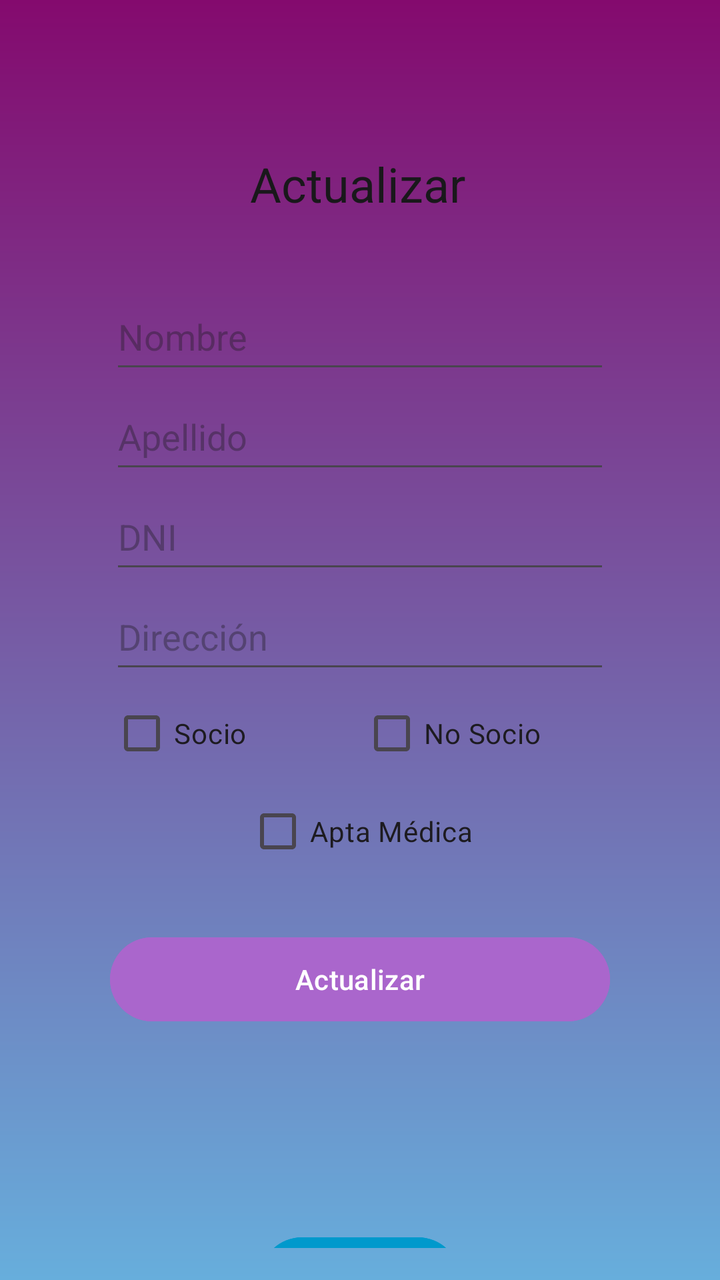
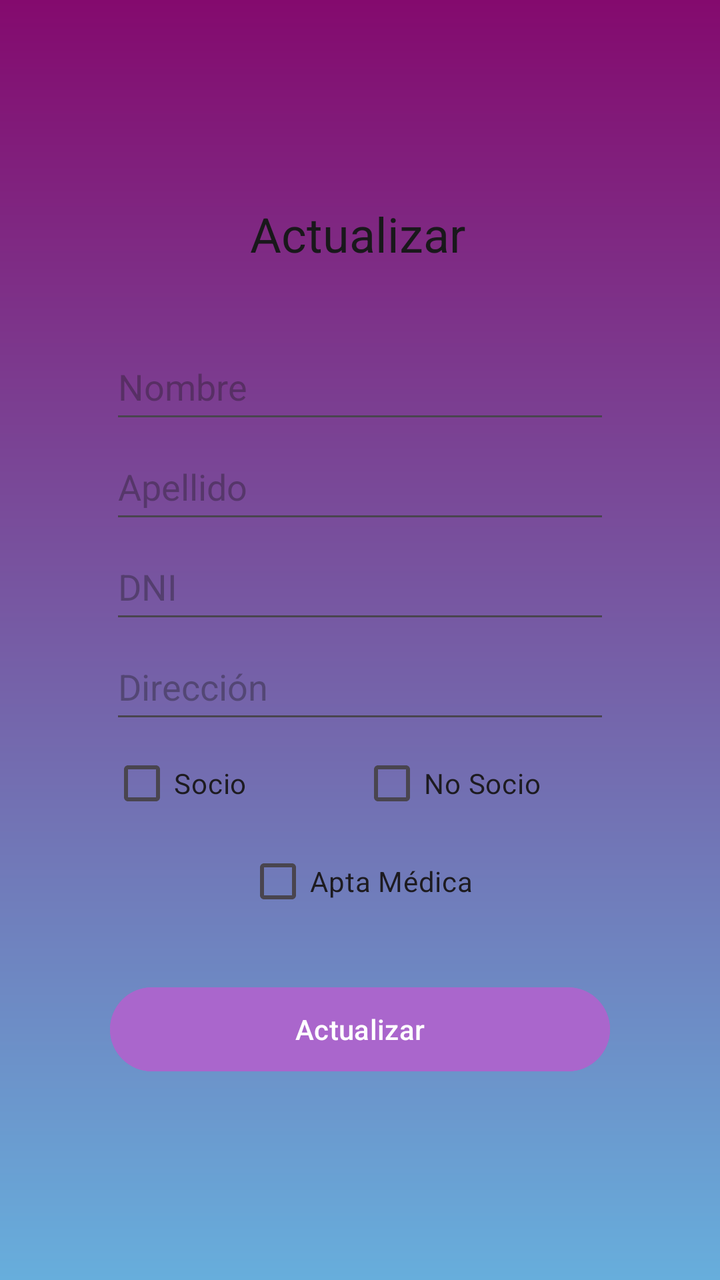

Compare the two renders of this Android layout. The source of the first and the diff that turns it into the second are given below.
<!-- AndroidManifest.xml: application theme Theme.ClubDeportivo -->
<!-- res/layout/activity_register_update.xml -->
<?xml version="1.0" encoding="utf-8"?>
<LinearLayout xmlns:android="http://schemas.android.com/apk/res/android"
    android:layout_width="match_parent"
    android:layout_height="match_parent"
    android:orientation="vertical"
    android:padding="16dp"
    android:background="@drawable/gradient_background"
    android:gravity="center">

    <TextView
        android:id="@+id/titleText"
        android:text="Actualizar"
        android:textSize="24sp"
        android:textColor="#19181B"
        android:layout_marginBottom="16dp"
        android:layout_marginTop="100dp"
        android:layout_width="110dp"
        android:layout_height="50dp"/>

    <EditText
        android:id="@+id/editTextNombre"
        android:hint="Nombre"
        android:layout_width="250dp"
        android:layout_height="50dp" />
    <EditText
        android:id="@+id/editTextApellido"
        android:hint="Apellido"
        android:layout_width="250dp"
        android:layout_height="50dp" />
    <EditText
        android:id="@+id/editTextDNI"
        android:hint="DNI"
        android:layout_width="250dp"
        android:layout_height="50dp" />
    <EditText
        android:id="@+id/editTextDireccion"
        android:hint="Dirección"
        android:layout_width="250dp"
        android:layout_height="50dp" />

    <LinearLayout
        android:layout_width="250dp"
        android:layout_height="wrap_content"
        android:orientation="horizontal">
        <CheckBox
            android:id="@+id/checkSocio"
            android:text="Socio"
            android:layout_weight="1"
            android:layout_width="250dp"
            android:layout_height="50dp"/>
        <CheckBox
            android:id="@+id/checkNoSocio"
            android:text="No Socio"
            android:layout_weight="1"
            android:layout_width="250dp"
            android:layout_height="50dp"/>
    </LinearLayout>

    <CheckBox
        android:id="@+id/checkAptaMedica"
        android:text="Apta Médica"
        android:layout_width="wrap_content"
        android:layout_height="wrap_content"
        android:layout_marginBottom="25dp"/>

    <Button
        android:id="@+id/btnGuardar"
        android:text="Actualizar"
        android:layout_width="250dp"
        android:layout_height="50dp"
        android:layout_marginBottom="100dp"
        android:backgroundTint="@android:color/holo_purple" />

    <Button
        android:id="@+id/btnVolver"
        android:text="Volver"
        android:layout_width="100dp"
        android:layout_height="50dp"
        android:backgroundTint="@android:color/holo_blue_dark" />

</LinearLayout>
<!-- resources referenced by this layout -->
<resources>
  <!-- drawable gradient_background (drawable) -->
  <?xml version="1.0" encoding="utf-8"?>
  <layer-list xmlns:android="http://schemas.android.com/apk/res/android">
      <item>
          
          <shape>
              <gradient
                  android:angle="90"
                  android:startColor="#67AEDC"
                  android:centerColor="#765CA5"
                  android:endColor="#840A6E"
                  android:type="linear" />
          </shape>
      </item>
  </layer-list>
  <style name="Theme.ClubDeportivo" parent="Base.Theme.ClubDeportivo" />
  <style name="Base.Theme.ClubDeportivo" parent="Theme.Material3.DayNight.NoActionBar">
          
          
      </style>
</resources>

<!-- the commit's change to res/layout/activity_register_update.xml (unified diff, before → after) -->
@@ -2,80 +2,79 @@
 <LinearLayout xmlns:android="http://schemas.android.com/apk/res/android"
     android:layout_width="match_parent"
     android:layout_height="match_parent"
+    android:background="@drawable/gradient_background"
+    android:gravity="center"
     android:orientation="vertical"
-    android:padding="16dp"
-    android:background="@drawable/gradient_background"
-    android:gravity="center">
+    android:padding="18dp"
+    android:scrollbarDefaultDelayBeforeFade="400">
 
     <TextView
         android:id="@+id/titleText"
+        android:layout_width="110dp"
+        android:layout_height="50dp"
+        android:layout_marginTop="100dp"
+        android:layout_marginBottom="16dp"
         android:text="Actualizar"
-        android:textSize="24sp"
         android:textColor="#19181B"
-        android:layout_marginBottom="16dp"
-        android:layout_marginTop="100dp"
-        android:layout_width="110dp"
-        android:layout_height="50dp"/>
+        android:textSize="24sp" />
 
     <EditText
         android:id="@+id/editTextNombre"
-        android:hint="Nombre"
         android:layout_width="250dp"
-        android:layout_height="50dp" />
+        android:layout_height="50dp"
+        android:hint="Nombre" />
+
     <EditText
         android:id="@+id/editTextApellido"
-        android:hint="Apellido"
         android:layout_width="250dp"
-        android:layout_height="50dp" />
+        android:layout_height="50dp"
+        android:hint="Apellido" />
+
     <EditText
         android:id="@+id/editTextDNI"
-        android:hint="DNI"
         android:layout_width="250dp"
-        android:layout_height="50dp" />
+        android:layout_height="50dp"
+        android:hint="DNI" />
+
     <EditText
         android:id="@+id/editTextDireccion"
-        android:hint="Dirección"
         android:layout_width="250dp"
-        android:layout_height="50dp" />
+        android:layout_height="50dp"
+        android:hint="Dirección" />
 
     <LinearLayout
         android:layout_width="250dp"
         android:layout_height="wrap_content"
         android:orientation="horizontal">
+
         <CheckBox
             android:id="@+id/checkSocio"
-            android:text="Socio"
+            android:layout_width="250dp"
+            android:layout_height="50dp"
             android:layout_weight="1"
-            android:layout_width="250dp"
-            android:layout_height="50dp"/>
+            android:text="Socio" />
+
         <CheckBox
             android:id="@+id/checkNoSocio"
-            android:text="No Socio"
+            android:layout_width="250dp"
+            android:layout_height="50dp"
             android:layout_weight="1"
-            android:layout_width="250dp"
-            android:layout_height="50dp"/>
+            android:text="No Socio" />
     </LinearLayout>
 
     <CheckBox
         android:id="@+id/checkAptaMedica"
-        android:text="Apta Médica"
         android:layout_width="wrap_content"
         android:layout_height="wrap_content"
-        android:layout_marginBottom="25dp"/>
+        android:layout_marginBottom="25dp"
+        android:text="Apta Médica" />
 
     <Button
         android:id="@+id/btnGuardar"
-        android:text="Actualizar"
         android:layout_width="250dp"
         android:layout_height="50dp"
         android:layout_marginBottom="100dp"
-        android:backgroundTint="@android:color/holo_purple" />
-
-    <Button
-        android:id="@+id/btnVolver"
-        android:text="Volver"
-        android:layout_width="100dp"
-        android:layout_height="50dp"
-        android:backgroundTint="@android:color/holo_blue_dark" />
+        android:backgroundTint="@android:color/holo_purple"
+        android:text="Actualizar" />
 
 </LinearLayout>
